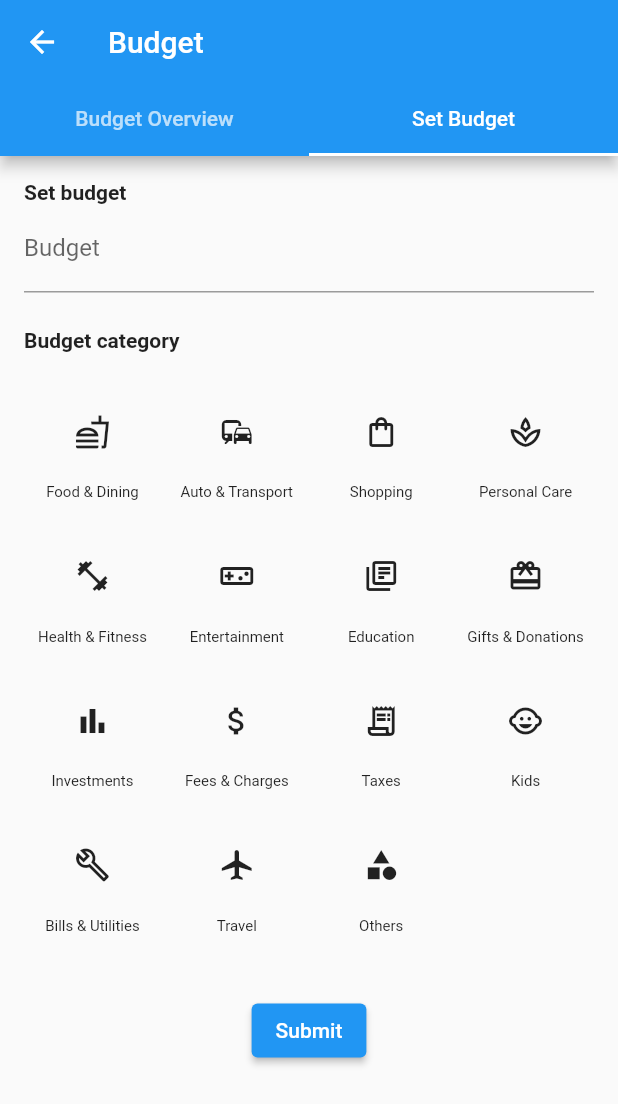
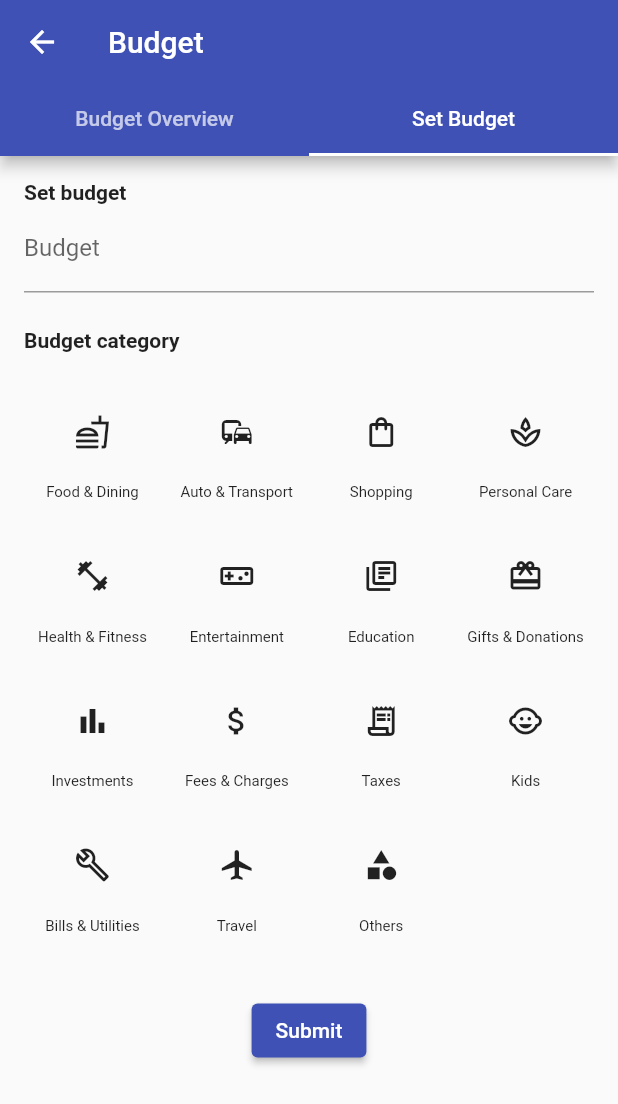
Before and after one commit to cshcsh3/nospend, a Flutter app: the BudgetPage screen opened directly, tab 2 chosen, on a phone screen of 412 x 824 dp. Shown: the top 1104 px of the screen. Run offline on Flutter 3.47's test engine with Material 2 defaults, Android fonts, the phone set to English and light mode, and no system bars; our stand-ins replace sqflite; accounts and stored records are empty.

Commit message:
Minor frontend modifications

```diff
--- a/lib/main.dart
+++ b/lib/main.dart
@@ -17,7 +17,7 @@ class MainApp extends StatelessWidget {
     return MaterialApp(
       title: 'Nospend',
       theme: ThemeData(
-        primarySwatch: Colors.blue,
+        primarySwatch: Colors.indigo,
       ),
       home: HomePage(title: 'Nospend'),
     );
--- a/lib/page/budget_page.dart
+++ b/lib/page/budget_page.dart
@@ -44,6 +44,10 @@ class BudgetPageState extends State<BudgetPage>
   Widget _budgetList(List<Budget>? budgets) {
     List<Widget> widgets = [];
     if (budgets != null && budgets.length != 0) {
+      double totalBudget = budgets.fold(0, (sum, item) => sum + item.budget);
+      double totalBudgetSpending =
+          budgets.fold(0, (sum, item) => sum + (item.totalSpending ?? 0));
+
       for (Budget budget in budgets) {
         Widget budgetRow = Container(
             key: Key(budget.id.toString()),
@@ -57,9 +61,13 @@ class BudgetPageState extends State<BudgetPage>
         widgets.add(budgetRow);
       }
       const sizedBoxSpace = SizedBox(height: 24);
+      const smallSizedBoxSpace = SizedBox(height: 8);
       return Column(children: [
         sizedBoxSpace,
         Text('Budget Overview for ${getCurrentMonth()}'),
+        smallSizedBoxSpace,
+        Text(
+            'Spent \$${totalBudgetSpending.toStringAsFixed(2)} out of \$${totalBudget.toStringAsFixed(2)} so far'),
         sizedBoxSpace,
         Expanded(child: ListView(children: widgets))
       ]);
@@ -109,7 +117,7 @@ class BudgetPageState extends State<BudgetPage>
             icon: Icon(getIconDataByCategory(text)),
             tooltip: text,
             color:
-                selectedCategory == text ? Colors.blueAccent : Colors.black87,
+                selectedCategory == text ? Colors.indigoAccent : Colors.black87,
             onPressed: () {
               setState(() {
                 selectedCategory = text;
@@ -122,7 +130,7 @@ class BudgetPageState extends State<BudgetPage>
                       style: TextStyle(
                           fontSize: 10,
                           color: selectedCategory == text
-                              ? Colors.blueAccent
+                              ? Colors.indigoAccent
                               : Colors.black87))))
         ]));
   }
--- a/lib/page/expense_page.dart
+++ b/lib/page/expense_page.dart
@@ -43,7 +43,7 @@ class ExpensePageState extends State<ExpensePage> {
             icon: Icon(getIconDataByCategory(text)),
             tooltip: text,
             color:
-                selectedCategory == text ? Colors.blueAccent : Colors.black87,
+                selectedCategory == text ? Colors.indigoAccent : Colors.black87,
             onPressed: () {
               setState(() {
                 selectedCategory = text;
@@ -56,7 +56,7 @@ class ExpensePageState extends State<ExpensePage> {
                       style: TextStyle(
                           fontSize: 10,
                           color: selectedCategory == text
-                              ? Colors.blueAccent
+                              ? Colors.indigoAccent
                               : Colors.black87))))
         ]));
   }
```
